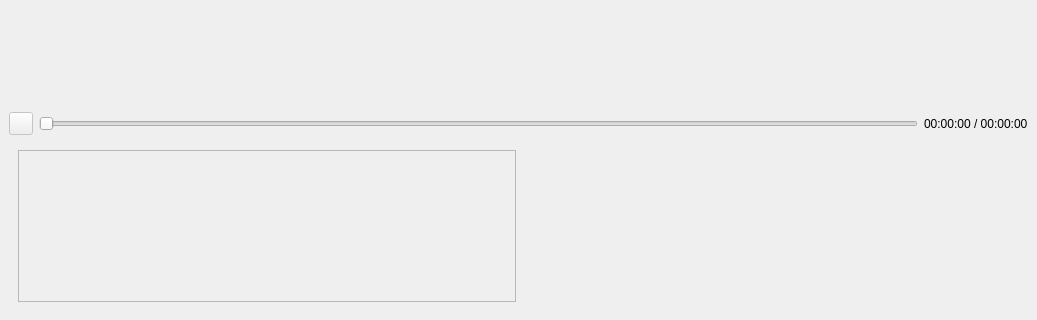
This is src/main_window.ui in KatarzynaKorbut/PygeTurner as Qt 5 draws it before an edit; both pictures show x 0 to 1037 and y 448 to 768 of the 1037 by 768 pixel window. The edited form follows.
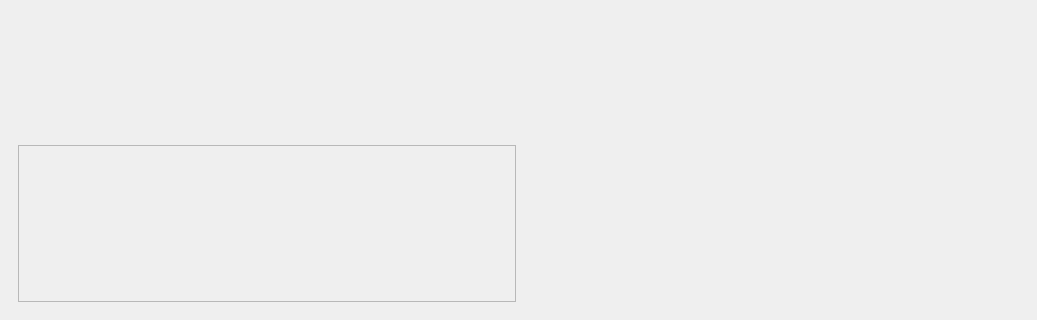
This is the edited form. Icons and pictures are not drawn. Custom widgets are drawn as their Qt base class.

```diff
--- a/src/main_window.ui
+++ b/src/main_window.ui
@@ -32,38 +32,7 @@
      </widget>
     </item>
     <item>
-     <layout class="QHBoxLayout" name="horizontalLayout">
-      <item>
-       <widget class="QToolButton" name="play_pause_button">
-        <property name="enabled">
-         <bool>false</bool>
-        </property>
-        <property name="icon">
-         <iconset theme="media-playback-start"/>
-        </property>
-        <property name="checkable">
-         <bool>true</bool>
-        </property>
-       </widget>
-      </item>
-      <item>
-       <widget class="QSlider" name="time_slider">
-        <property name="enabled">
-         <bool>false</bool>
-        </property>
-        <property name="orientation">
-         <enum>Qt::Horizontal</enum>
-        </property>
-       </widget>
-      </item>
-      <item>
-       <widget class="QLabel" name="time_label">
-        <property name="text">
-         <string>00:00:00 / 00:00:00</string>
-        </property>
-       </widget>
-      </item>
-     </layout>
+     <widget class="AudioPlayer" name="audio_player" native="true"/>
     </item>
     <item>
      <widget class="QWidget" name="widget" native="true">
@@ -85,7 +54,7 @@
             <x>0</x>
             <y>0</y>
             <width>496</width>
-            <height>150</height>
+            <height>153</height>
            </rect>
           </property>
           <layout class="QVBoxLayout" name="verticalLayout_3"/>
@@ -157,6 +126,19 @@
    </property>
   </action>
  </widget>
+ <customwidgets>
+  <customwidget>
+   <class>SheetViewer</class>
+   <extends>QGraphicsView</extends>
+   <header>sheet_viewer</header>
+  </customwidget>
+  <customwidget>
+   <class>AudioPlayer</class>
+   <extends>QWidget</extends>
+   <header>audio_player</header>
+   <container>1</container>
+  </customwidget>
+ </customwidgets>
  <resources>
   <include location="resources.qrc"/>
  </resources>
```
Left out of the diff: 4 changed lines with no effect on the pictures.
